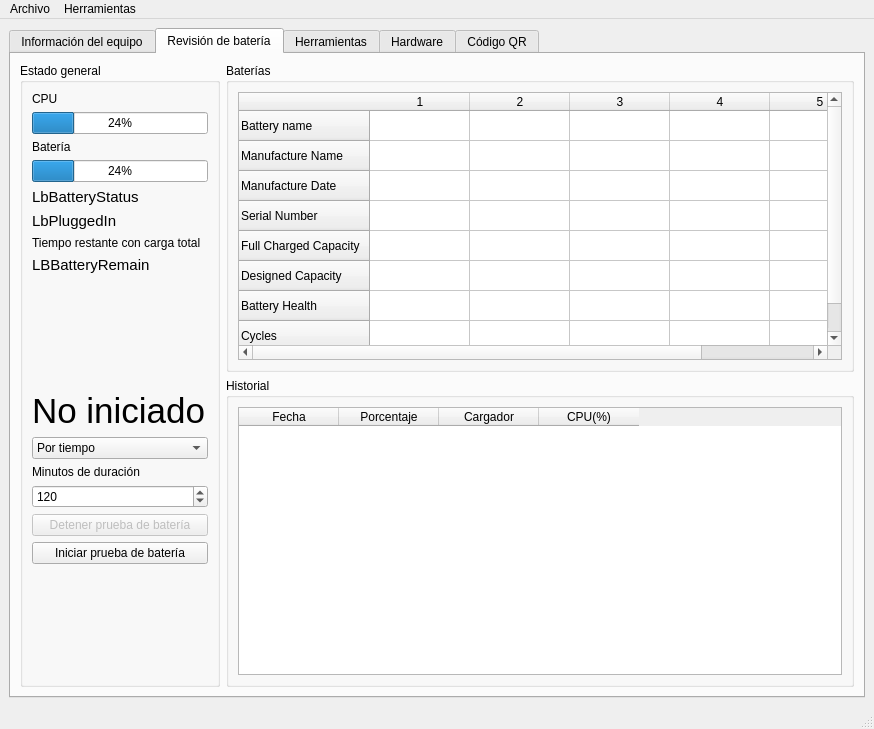
gabod22/PatiaTest, file ui/mainwindow.ui: the form before one commit.
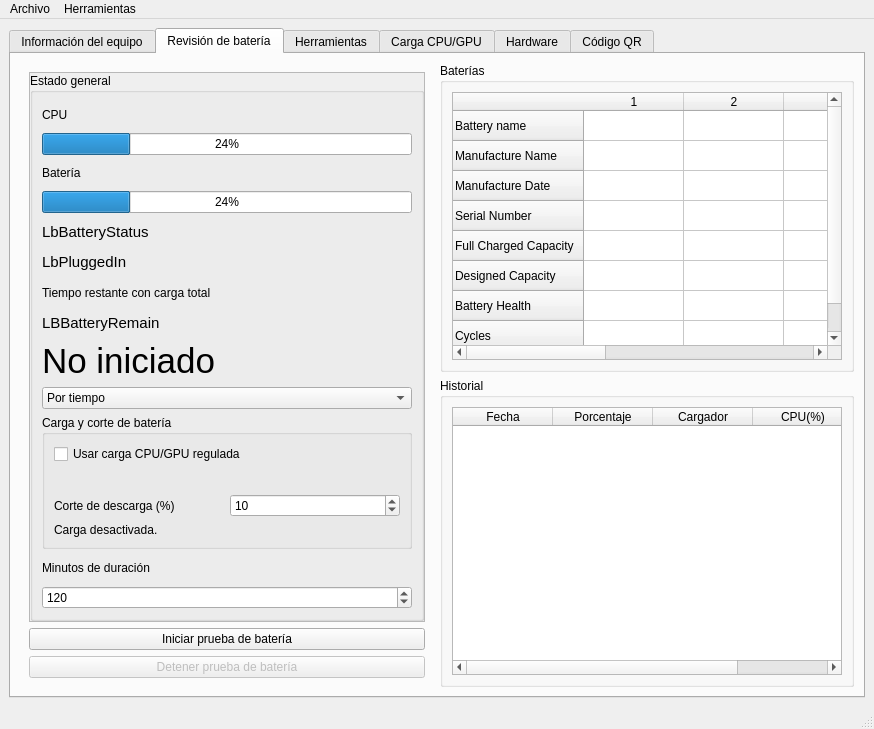
The form after the commit. The open tabs and pages were chosen to show the change. Icons and pictures are not drawn.

Commit message: feat: replace PowerMax with regulated CPU and GPU load sessions

Patch:
```diff
--- a/ui/mainwindow.ui
+++ b/ui/mainwindow.ui
@@ -390,6 +390,25 @@
        </attribute>
        <layout class="QHBoxLayout" name="horizontalLayout_2">
         <item>
+         <widget class="QWidget" name="BatterySidebar">
+          <property name="minimumSize">
+           <size>
+            <width>410</width>
+            <height>0</height>
+           </size>
+          </property>
+          <property name="maximumSize">
+           <size>
+            <width>430</width>
+            <height>16777215</height>
+           </size>
+          </property>
+          <layout class="QVBoxLayout" name="BatterySidebarLayout">
+           <item>
+            <widget class="QScrollArea" name="BatteryScroll">
+             <property name="widgetResizable">
+              <bool>true</bool>
+             </property>
          <widget class="QGroupBox" name="groupBox_3">
           <property name="minimumSize">
            <size>
@@ -399,7 +418,7 @@
           </property>
           <property name="maximumSize">
            <size>
-            <width>200</width>
+                <width>16777215</width>
             <height>16777215</height>
            </size>
           </property>
@@ -486,9 +505,12 @@
              <property name="sizeHint" stdset="0">
               <size>
                <width>20</width>
-               <height>40</height>
-              </size>
-             </property>
+                   <height>0</height>
+                  </size>
+                 </property>
+                 <property name="sizeType">
+                  <enum>QSizePolicy::Policy::Fixed</enum>
+                 </property>
             </spacer>
            </item>
            <item>
@@ -518,11 +540,66 @@
              </item>
              <item>
               <property name="text">
-               <string>Exaustiva</string>
+                   <string>Exhaustiva</string>
               </property>
              </item>
             </widget>
            </item>
+               <item>
+                <widget class="QGroupBox" name="BatteryLoadOptions">
+                 <property name="title">
+                  <string>Carga y corte de batería</string>
+                 </property>
+                 <layout class="QVBoxLayout" name="BatteryLoadLayout">
+                  <item>
+                   <widget class="QCheckBox" name="EnableBatteryLoad">
+                    <property name="text">
+                     <string>Usar carga CPU/GPU regulada</string>
+                    </property>
+                   </widget>
+                  </item>
+                  <item>
+                   <widget class="QWidget" name="BatteryLoadHolder">
+                    <layout class="QVBoxLayout" name="BatteryLoadControlsLayout" />
+                   </widget>
+                  </item>
+                  <item>
+                   <layout class="QHBoxLayout" name="cutoffLayout">
+                    <item>
+                     <widget class="QLabel" name="cutoffLabel">
+                      <property name="text">
+                       <string>Corte de descarga (%)</string>
+                      </property>
+                     </widget>
+                    </item>
+                    <item>
+                     <widget class="QSpinBox" name="BatteryCutoff">
+                      <property name="minimum">
+                       <number>1</number>
+                      </property>
+                      <property name="maximum">
+                       <number>99</number>
+                      </property>
+                      <property name="value">
+                       <number>10</number>
+                      </property>
+                     </widget>
+                    </item>
+                   </layout>
+                  </item>
+                  <item>
+                   <widget class="QLabel" name="BatteryLoadStatus">
+                    <property name="wordWrap">
+                     <bool>true</bool>
+                    </property>
+                    <property name="text">
+                     <string>Carga desactivada.</string>
+                    </property>
+                   </widget>
+                  </item>
+                 </layout>
+                </widget>
+               </item>
            <item>
             <widget class="QLabel" name="lbMinutestime">
              <property name="text">
@@ -547,6 +624,33 @@
             </widget>
            </item>
            <item>
+                <spacer name="verticalSpacer_6">
+                 <property name="orientation">
+                  <enum>Qt::Orientation::Vertical</enum>
+                 </property>
+                 <property name="sizeHint" stdset="0">
+                  <size>
+                   <width>20</width>
+                   <height>0</height>
+                  </size>
+                 </property>
+                 <property name="sizeType">
+                  <enum>QSizePolicy::Policy::Fixed</enum>
+                 </property>
+                </spacer>
+               </item>
+              </layout>
+             </widget>
+            </widget>
+           </item>
+           <item>
+            <widget class="QPushButton" name="BtnStartBatteryTest">
+             <property name="text">
+              <string>Iniciar prueba de batería</string>
+             </property>
+            </widget>
+           </item>
+           <item>
             <widget class="QPushButton" name="BtnStopBatteryTest">
              <property name="enabled">
               <bool>false</bool>
@@ -556,26 +660,6 @@
              </property>
             </widget>
            </item>
-           <item>
-            <widget class="QPushButton" name="BtnStartBatteryTest">
-             <property name="text">
-              <string>Iniciar prueba de batería</string>
-             </property>
-            </widget>
-           </item>
-           <item>
-            <spacer name="verticalSpacer_6">
-             <property name="orientation">
-              <enum>Qt::Orientation::Vertical</enum>
-             </property>
-             <property name="sizeHint" stdset="0">
-              <size>
-               <width>20</width>
-               <height>40</height>
-              </size>
-             </property>
-            </spacer>
-           </item>
           </layout>
          </widget>
         </item>
@@ -871,6 +955,7 @@
         </item>
        </layout>
       </widget>
+      <widget class="QWidget" name="tabLoad"><attribute name="title"><string>Carga CPU/GPU</string></attribute><layout class="QVBoxLayout" name="loadContainer"/></widget>
       <widget class="QWidget" name="tabHardware">
        <attribute name="title"><string>Hardware</string></attribute>
        <layout class="QVBoxLayout" name="hardwareContainer"/>
```
Lines whose indentation alone changed are shown as unchanged. The commit also changes 45 other files.
